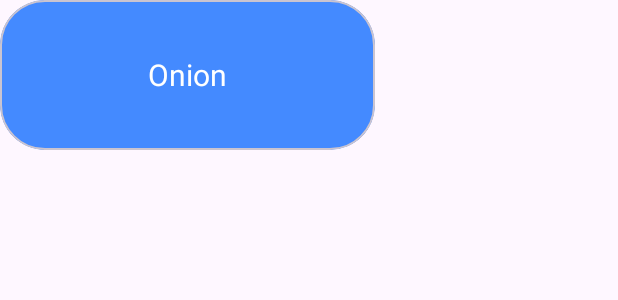
After one commit to RandyJan/Ingredient_Suggestioning_MobileApp_AIBASED, an Android app: the layout reusable_user_query_view.xml on its own in the app's theme, with its tools: preview values and no code run, on a phone screen of 412 x 824 dp. The commit adds this screen. Shown: the top 300 px of the screen. Run offline under Robolectric (Android 15) with nearby library versions, the phone set to English and light mode, and no system bars.

Commit message:
Update: Added reusable view for user and AI response. Added the response and the query in the UI.

```diff
--- a/app/src/main/AndroidManifest.xml
+++ b/app/src/main/AndroidManifest.xml
@@ -2,7 +2,8 @@
 <manifest xmlns:android="http://schemas.android.com/apk/res/android"
     xmlns:tools="http://schemas.android.com/tools">
 
-    <uses-permission android:name="android.permission.INTERNET"/>
+    <uses-permission android:name="android.permission.INTERNET" />
+
     <application
         android:allowBackup="true"
         android:dataExtractionRules="@xml/data_extraction_rules"
@@ -13,6 +14,7 @@
         android:supportsRtl="true"
         android:theme="@style/Theme.AIBasedIngredient"
         tools:targetApi="31">
+
         <activity
             android:name=".homescreen"
             android:exported="false" />
--- /dev/null
+++ b/app/src/main/res/layout/reusable_user_query_view.xml
@@ -0,0 +1,28 @@
+<?xml version="1.0" encoding="utf-8"?>
+<LinearLayout xmlns:android="http://schemas.android.com/apk/res/android"
+    android:layout_width="wrap_content"
+    android:layout_height="wrap_content"
+    xmlns:app="http://schemas.android.com/apk/res-auto"
+    android:gravity="right"
+    android:layout_marginBottom="8dp">
+
+    <com.google.android.material.card.MaterialCardView
+        android:layout_width="250dp"
+        android:layout_height="100dp"
+        android:minHeight="10dp"
+        app:cardCornerRadius="30dp"
+        android:layout_gravity="end"
+        app:cardBackgroundColor="#448aff">
+        <TextView
+            android:id="@+id/userMessage"
+            android:layout_width="250dp"
+            android:layout_height="100dp"
+            android:backgroundTint="#9e9e9e"
+            android:textColor="@color/white"
+            android:gravity="center"
+            android:text="Onion"
+            android:textSize="20dp"
+            android:layout_marginBottom="8dp"/>
+    </com.google.android.material.card.MaterialCardView>
+
+</LinearLayout>
--- a/app/src/main/res/values/colors.xml
+++ b/app/src/main/res/values/colors.xml
@@ -2,4 +2,8 @@
 <resources>
     <color name="black">#FF000000</color>
     <color name="white">#FFFFFFFF</color>
+    <color name="light_blue_50">#FFE1F5FE</color>
+    <color name="light_blue_200">#FF81D4FA</color>
+    <color name="light_blue_600">#FF039BE5</color>
+    <color name="light_blue_900">#FF01579B</color>
 </resources>
--- a/app/src/main/res/values/strings.xml
+++ b/app/src/main/res/values/strings.xml
@@ -1,3 +1,6 @@
 <resources>
     <string name="app_name">AIBasedIngredient</string>
+    <string name="appwidget_text">EXAMPLE</string>
+    <string name="add_widget">Add widget</string>
+    <string name="app_widget_description">This is an app widget description</string>
 </resources>
--- a/app/src/main/res/values/themes.xml
+++ b/app/src/main/res/values/themes.xml
@@ -6,4 +6,6 @@
     </style>
 
     <style name="Theme.AIBasedIngredient" parent="Base.Theme.AIBasedIngredient" />
+
+
 </resources>
```
Also changed, not shown: app/build.gradle.kts (+8 -0 lines), app/src/main/java/com/example/aibasedingredient/homescreen.java (+111 -11 lines), app/src/main/res/layout/activity_homescreen.xml (+7 -4 lines), app/src/main/res/layout/reusable_ai_response_view.xml (added, +26 -0 lines), app/src/main/res/values/styles.xml (added, +12 -0 lines).
